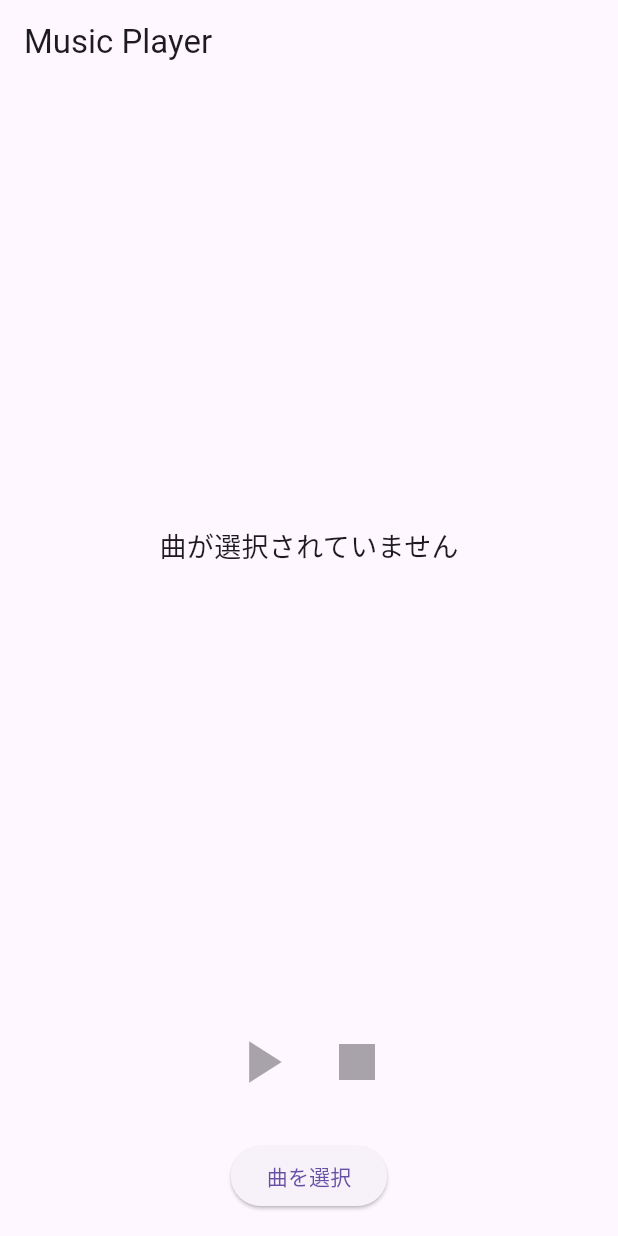
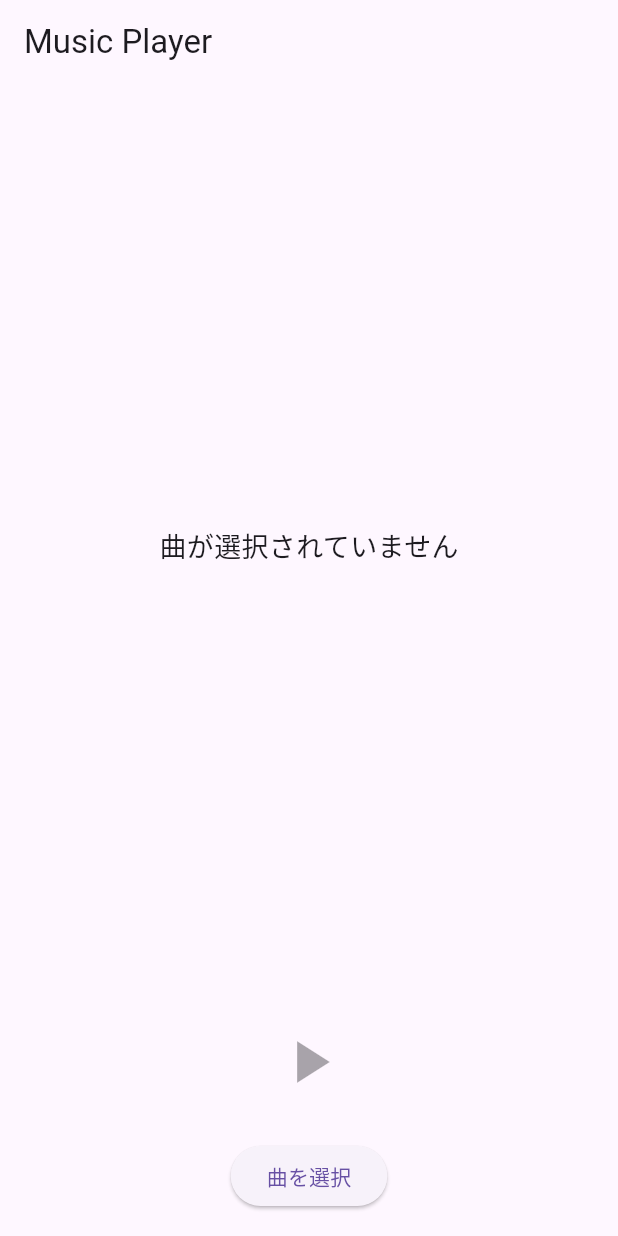
Before and after one commit to elpmas1625/CloudMediaPlayer, a Flutter app: the screen it shows after launch, on a phone screen of 412 x 824 dp. Run offline on Flutter 3.47's test engine with Material 3 defaults, Android fonts, the phone set to English and light mode, and no system bars; our stand-ins replace just_audio.

Commit message:
停止ボタンを削除

```diff
--- a/lib/ui/widgets/music_controls.dart
+++ b/lib/ui/widgets/music_controls.dart
@@ -29,17 +29,6 @@ class MusicControls extends StatelessWidget {
                   }
                   : null,
         ),
-
-        // 停止ボタン
-        IconButton(
-          icon: const Icon(Icons.stop, size: 48),
-          onPressed:
-              service.hasTrack
-                  ? () {
-                    service.stop();
-                  }
-                  : null,
-        ),
       ],
     );
   }
```
